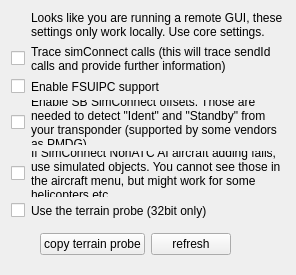
Qt form src/plugins/simulator/fsxcommon/fsxsettingscomponent.ui (swift-project/pilotclient) before a commit.
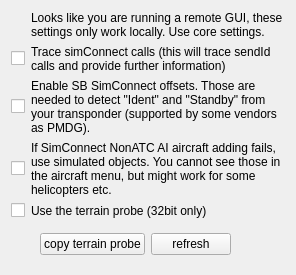
The same form after that commit.

Commit message:
refactor(fs): Move FSUIPC from fscommon to FS9
With default settings, FSUIPC was not really used
by FS simulators (except FS9) as the transponder
mode readout was done with SB offsets through SimConnect.
For simplification, this removes FSUIPC from fscommon and moves it to FS9.
Therefor this also removes the option for FSX/P3D users to toggle FSUIPC.

Patch:
```diff
--- a/src/plugins/simulator/fsxcommon/fsxsettingscomponent.ui
+++ b/src/plugins/simulator/fsxcommon/fsxsettingscomponent.ui
@@ -51,13 +51,6 @@
      </property>
     </widget>
    </item>
-   <item row="2" column="0">
-    <widget class="QCheckBox" name="cb_UseFsuipc">
-     <property name="text">
-      <string/>
-     </property>
-    </widget>
-   </item>
    <item row="4" column="0">
     <widget class="QCheckBox" name="cb_AddingAsSimulatedObject">
      <property name="text">
@@ -105,13 +98,6 @@
      </property>
     </widget>
    </item>
-   <item row="2" column="2">
-    <widget class="QLabel" name="lbl_UseFsuipc">
-     <property name="text">
-      <string>Enable FSUIPC support</string>
-     </property>
-    </widget>
-   </item>
    <item row="5" column="0">
     <widget class="QCheckBox" name="cb_EnableTerrainProbe">
      <property name="text">
```
Left out of the diff: 1 changed line with no effect on the pictures. The commit also changes 8 other files.
